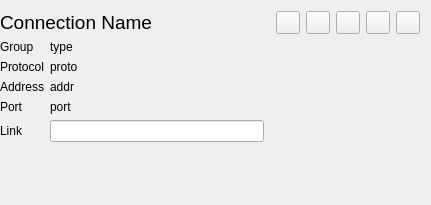
First picture: the form in src/ui/widgets/ConnectionInfoWidget.ui, repository Qv2ray/Qv2ray, before the edit.
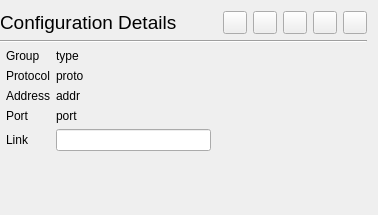
Second picture: the form after the edit. Icons and pictures are not drawn.

Diff of the .ui file:
```diff
--- a/src/ui/widgets/ConnectionInfoWidget.ui
+++ b/src/ui/widgets/ConnectionInfoWidget.ui
@@ -6,22 +6,189 @@
    <rect>
     <x>0</x>
     <y>0</y>
-    <width>431</width>
-    <height>205</height>
+    <width>378</width>
+    <height>215</height>
    </rect>
   </property>
+  <property name="sizePolicy">
+   <sizepolicy hsizetype="Preferred" vsizetype="MinimumExpanding">
+    <horstretch>0</horstretch>
+    <verstretch>0</verstretch>
+   </sizepolicy>
+  </property>
   <property name="mouseTracking">
    <bool>true</bool>
   </property>
   <property name="windowTitle">
    <string>Form</string>
   </property>
-  <layout class="QGridLayout" name="gridLayout" columnstretch="1,0">
+  <layout class="QGridLayout" name="gridLayout" rowstretch="0,1,0" columnstretch="1,0">
    <property name="leftMargin">
     <number>0</number>
    </property>
-   <item row="1" column="0">
+   <item row="0" column="0" colspan="2">
+    <layout class="QHBoxLayout" name="horizontalLayout_2">
+     <item>
+      <widget class="QLabel" name="connNameLabel">
+       <property name="font">
+        <font>
+         <pointsize>14</pointsize>
+        </font>
+       </property>
+       <property name="text">
+        <string>Configuration Details</string>
+       </property>
+      </widget>
+     </item>
+     <item>
+      <layout class="QHBoxLayout" name="horizontalLayout">
+       <item>
+        <spacer name="horizontalSpacer">
+         <property name="orientation">
+          <enum>Qt::Horizontal</enum>
+         </property>
+         <property name="sizeHint" stdset="0">
+          <size>
+           <width>40</width>
+           <height>20</height>
+          </size>
+         </property>
+        </spacer>
+       </item>
+       <item>
+        <widget class="QToolButton" name="deleteBtn">
+         <property name="toolTip">
+          <string>Delete Connection</string>
+         </property>
+         <property name="text">
+          <string/>
+         </property>
+         <property name="icon">
+          <iconset resource="../../../resources.qrc">
+           <normaloff>:/assets/icons/ui_light/delete.png</normaloff>:/assets/icons/ui_light/delete.png</iconset>
+         </property>
+        </widget>
+       </item>
+       <item>
+        <widget class="QToolButton" name="editJsonBtn">
+         <property name="toolTip">
+          <string>Edit Connection Config as JSON</string>
+         </property>
+         <property name="text">
+          <string/>
+         </property>
+         <property name="icon">
+          <iconset resource="../../../resources.qrc">
+           <normaloff>:/assets/icons/ui_light/json.png</normaloff>:/assets/icons/ui_light/json.png</iconset>
+         </property>
+        </widget>
+       </item>
+       <item>
+        <widget class="QToolButton" name="editBtn">
+         <property name="toolTip">
+          <string>Edit Connection</string>
+         </property>
+         <property name="text">
+          <string/>
+         </property>
+         <property name="icon">
+          <iconset resource="../../../resources.qrc">
+           <normaloff>:/assets/icons/ui_light/edit.png</normaloff>:/assets/icons/ui_light/edit.png</iconset>
+         </property>
+        </widget>
+       </item>
+       <item>
+        <widget class="QToolButton" name="duplicateBtn">
+         <property name="toolTip">
+          <string>Delete Connection</string>
+         </property>
+         <property name="text">
+          <string/>
+         </property>
+         <property name="icon">
+          <iconset resource="../../../resources.qrc">
+           <normaloff>:/assets/icons/ui_light/duplicate.png</normaloff>:/assets/icons/ui_light/duplicate.png</iconset>
+         </property>
+        </widget>
+       </item>
+       <item>
+        <widget class="QToolButton" name="connectBtn">
+         <property name="toolTip">
+          <string>Connect To This Connection</string>
+         </property>
+         <property name="text">
+          <string/>
+         </property>
+         <property name="icon">
+          <iconset resource="../../../resources.qrc">
+           <normaloff>:/assets/icons/ui_light/connect.png</normaloff>:/assets/icons/ui_light/connect.png</iconset>
+         </property>
+        </widget>
+       </item>
+      </layout>
+     </item>
+    </layout>
+   </item>
+   <item row="2" column="1">
+    <widget class="QWidget" name="qrImageWidget" native="true">
+     <layout class="QVBoxLayout" name="_2">
+      <property name="spacing">
+       <number>0</number>
+      </property>
+      <property name="leftMargin">
+       <number>0</number>
+      </property>
+      <property name="topMargin">
+       <number>0</number>
+      </property>
+      <property name="rightMargin">
+       <number>0</number>
+      </property>
+      <property name="bottomMargin">
+       <number>0</number>
+      </property>
+      <item>
+       <widget class="QLabel" name="qrLabel">
+        <property name="sizePolicy">
+         <sizepolicy hsizetype="MinimumExpanding" vsizetype="MinimumExpanding">
+          <horstretch>0</horstretch>
+          <verstretch>0</verstretch>
+         </sizepolicy>
+        </property>
+        <property name="minimumSize">
+         <size>
+          <width>150</width>
+          <height>150</height>
+         </size>
+        </property>
+        <property name="maximumSize">
+         <size>
+          <width>150</width>
+          <height>150</height>
+         </size>
+        </property>
+        <property name="toolTip">
+         <string>QR Code</string>
+        </property>
+        <property name="text">
+         <string/>
+        </property>
+        <property name="pixmap">
+         <pixmap resource="../../../resources.qrc">:/assets/icons/qv2ray.ico</pixmap>
+        </property>
+        <property name="alignment">
+         <set>Qt::AlignCenter</set>
+        </property>
+       </widget>
+      </item>
+     </layout>
+    </widget>
+   </item>
+   <item row="2" column="0">
     <layout class="QFormLayout" name="formLayout">
+     <property name="leftMargin">
+      <number>6</number>
+     </property>
      <item row="0" column="0">
       <widget class="QLabel" name="label_4">
        <property name="text">
@@ -43,6 +210,9 @@
        <property name="alignment">
         <set>Qt::AlignLeading|Qt::AlignLeft|Qt::AlignTop</set>
        </property>
+       <property name="wordWrap">
+        <bool>true</bool>
+       </property>
        <property name="textInteractionFlags">
         <set>Qt::LinksAccessibleByMouse|Qt::TextSelectableByMouse</set>
        </property>
@@ -145,147 +315,13 @@
      </item>
     </layout>
    </item>
-   <item row="1" column="1">
-    <widget class="QWidget" name="qrImageWidget" native="true">
-     <layout class="QVBoxLayout" name="_2">
-      <property name="spacing">
-       <number>0</number>
-      </property>
-      <property name="leftMargin">
-       <number>0</number>
-      </property>
-      <property name="topMargin">
-       <number>0</number>
-      </property>
-      <property name="rightMargin">
-       <number>0</number>
-      </property>
-      <property name="bottomMargin">
-       <number>0</number>
-      </property>
-      <item>
-       <widget class="QLabel" name="qrLabel">
-        <property name="sizePolicy">
-         <sizepolicy hsizetype="MinimumExpanding" vsizetype="MinimumExpanding">
-          <horstretch>0</horstretch>
-          <verstretch>0</verstretch>
-         </sizepolicy>
-        </property>
-        <property name="minimumSize">
-         <size>
-          <width>150</width>
-          <height>150</height>
-         </size>
-        </property>
-        <property name="maximumSize">
-         <size>
-          <width>150</width>
-          <height>150</height>
-         </size>
-        </property>
-        <property name="toolTip">
-         <string>QR Code</string>
-        </property>
-        <property name="text">
-         <string/>
-        </property>
-        <property name="pixmap">
-         <pixmap resource="../../../resources.qrc">:/assets/icons/qv2ray.ico</pixmap>
-        </property>
-        <property name="alignment">
-         <set>Qt::AlignCenter</set>
-        </property>
-       </widget>
-      </item>
-     </layout>
+   <item row="1" column="0" colspan="2">
+    <widget class="Line" name="line">
+     <property name="orientation">
+      <enum>Qt::Horizontal</enum>
+     </property>
     </widget>
    </item>
-   <item row="0" column="0" colspan="2">
-    <layout class="QHBoxLayout" name="horizontalLayout_2">
-     <item>
-      <widget class="QLabel" name="connNameLabel">
-       <property name="font">
-        <font>
-         <pointsize>14</pointsize>
-        </font>
-       </property>
-       <property name="text">
-        <string>Connection Name</string>
-       </property>
-      </widget>
-     </item>
-     <item>
-      <widget class="QToolButton" name="deleteBtn">
-       <property name="toolTip">
-        <string>Delete Connection</string>
-       </property>
-       <property name="text">
-        <string/>
-       </property>
-       <property name="icon">
-        <iconset resource="../../../resources.qrc">
-         <normaloff>:/assets/icons/ui_light/delete.png</normaloff>:/assets/icons/ui_light/delete.png</iconset>
-       </property>
-      </widget>
-     </item>
-     <item>
-      <widget class="QToolButton" name="editJsonBtn">
-       <property name="toolTip">
-        <string>Edit Connection Config as JSON</string>
-       </property>
-       <property name="text">
-        <string/>
-       </property>
-       <property name="icon">
-        <iconset resource="../../../resources.qrc">
-         <normaloff>:/assets/icons/ui_light/json.png</normaloff>:/assets/icons/ui_light/json.png</iconset>
-       </property>
-      </widget>
-     </item>
-     <item>
-      <widget class="QToolButton" name="editBtn">
-       <property name="toolTip">
-        <string>Edit Connection</string>
-       </property>
-       <property name="text">
-        <string/>
-       </property>
-       <property name="icon">
-        <iconset resource="../../../resources.qrc">
-         <normaloff>:/assets/icons/ui_light/edit.png</normaloff>:/assets/icons/ui_light/edit.png</iconset>
-       </property>
-      </widget>
-     </item>
-     <item>
-      <widget class="QToolButton" name="duplicateBtn">
-       <property name="toolTip">
-        <string>Delete Connection</string>
-       </property>
-       <property name="text">
-        <string/>
-       </property>
-       <property name="icon">
-        <iconset resource="../../../resources.qrc">
-         <normaloff>:/assets/icons/ui_light/duplicate.png</normaloff>:/assets/icons/ui_light/duplicate.png</iconset>
-       </property>
-      </widget>
-     </item>
-     <item>
-      <widget class="QToolButton" name="connectBtn">
-       <property name="toolTip">
-        <string>Connect To This Connection</string>
-       </property>
-       <property name="text">
-        <string/>
-       </property>
-       <property name="icon">
-        <iconset resource="../../../resources.qrc">
-         <normaloff>:/assets/icons/ui_light/connect.png</normaloff>:/assets/icons/ui_light/connect.png</iconset>
-       </property>
-      </widget>
-     </item>
-    </layout>
-   </item>
   </layout>
  </widget>
  <resources>
```
